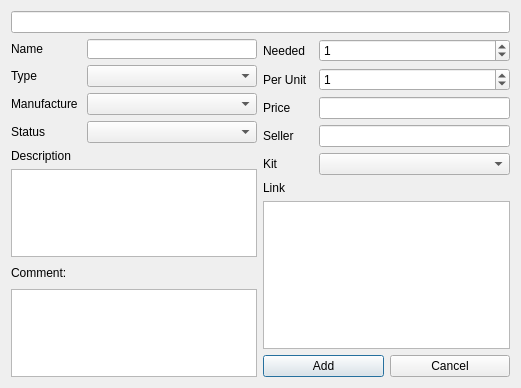
PippoGot/PRJ_Manager_2020, file UIs/ui_component_editor.ui: the form before one commit.
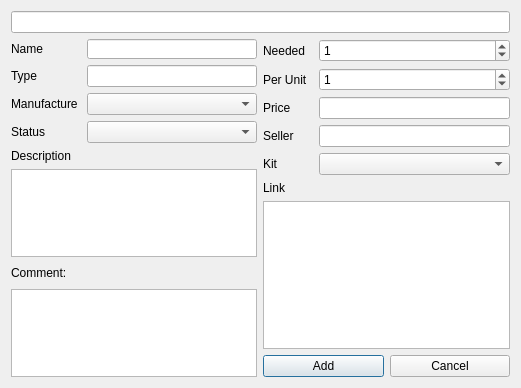
The form after the commit.

Commit message: added automatic type for the popup component editor

```diff
--- a/UIs/ui_component_editor.ui
+++ b/UIs/ui_component_editor.ui
@@ -75,13 +75,6 @@
            </property>
           </widget>
          </item>
-         <item row="1" column="1">
-          <widget class="QComboBox" name="uiType">
-           <property name="editable">
-            <bool>false</bool>
-           </property>
-          </widget>
-         </item>
          <item row="2" column="0">
           <widget class="QLabel" name="uiManufactureLabel">
            <property name="minimumSize">
@@ -128,6 +121,9 @@
            </property>
           </widget>
          </item>
+         <item row="1" column="1">
+          <widget class="QLineEdit" name="uiType"/>
+         </item>
         </layout>
        </item>
        <item>
```
The commit also changes 6 other files.
